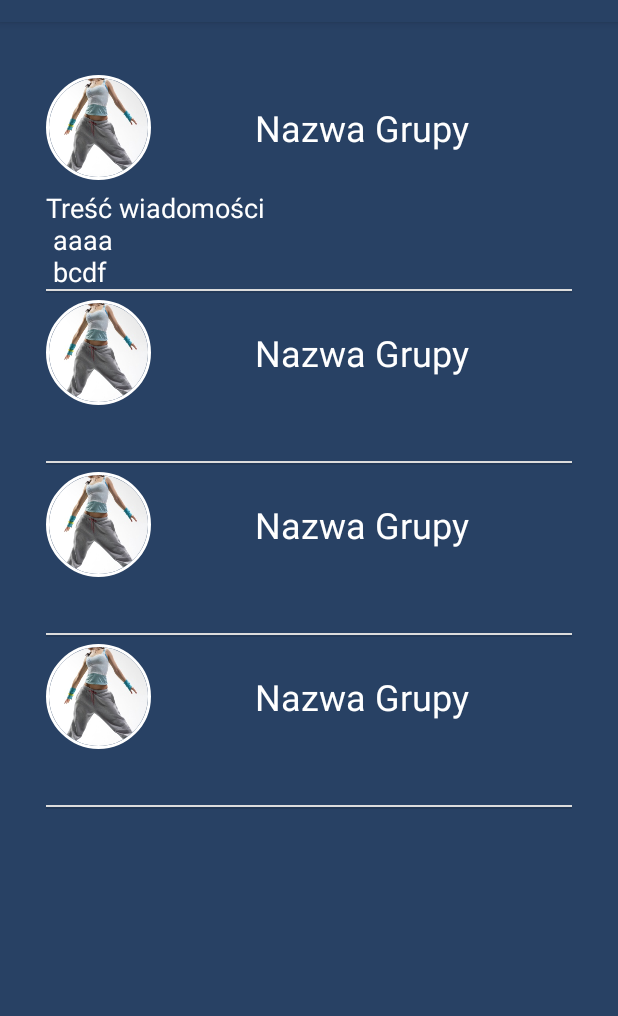
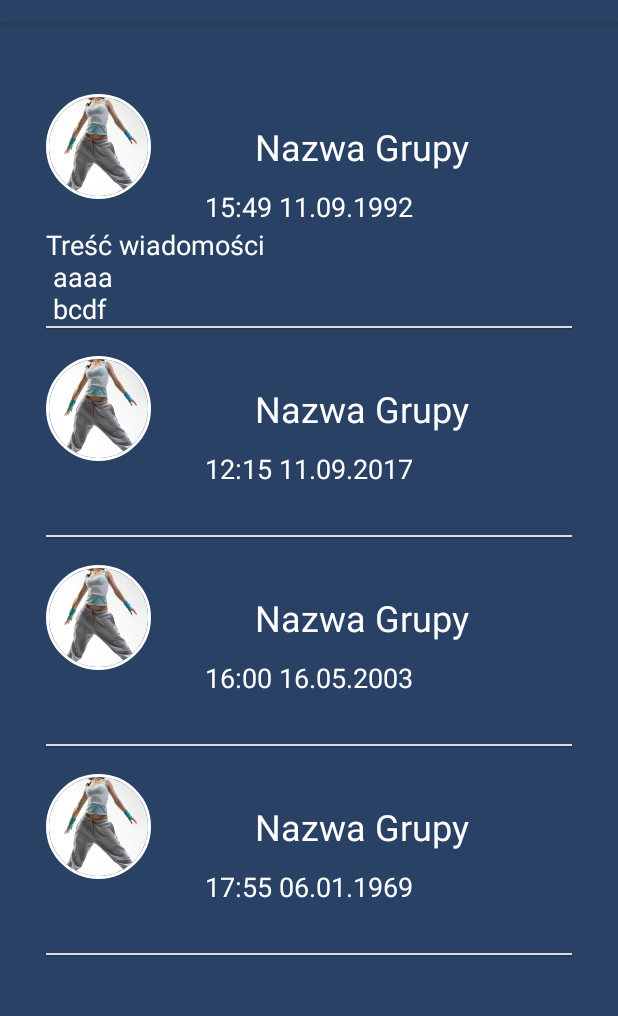
Before and after one commit to krystian111413/viva_la_salsa_messenger_app, an Android app: the fragment HistoryMessageFragment shown on its own in the app's theme, after a tap on "Nazwa Grupy", on a phone screen of 412 x 824 dp, the part 62-1078 px from its top. Run offline under Robolectric (Android 15) with nearby library versions, the phone set to English and light mode, and no system bars; our stand-ins replace CircleImageView; libraries missing offline, so code that uses them is left out: com.github.aakira.expandablelayout; plain views replace ExpandableWeightLayout; 7 statements that could not run were skipped.

Commit message:
Poprawka do podskakiwania zwijanego tekstu w widoku hostorii

```diff
--- a/app/src/main/java/com/zerter/teamconnect/HistoryMessageFragment.java
+++ b/app/src/main/java/com/zerter/teamconnect/HistoryMessageFragment.java
@@ -61,16 +61,19 @@ public class HistoryMessageFragment extends Fragment {
         team.setName("Nazwa Grupy");
         message.setTeam(team);
         message.setMessage("Treść wiadomości\n aaaa\n bcdf");
+        message.setDate("15:49 11.09.1992");
         List<Message> messageList = new ArrayList<>();
 
         messageList.add(message);
         message = new Message();
         message.setTeam(team);
         message.setMessage("asdas asd asd asd as\nasd as das d\nasd asd fsd\nsda fsdf d gdf sd \nsd gdsfg dsf gsd\nfg dsdf gsdf \nsdf sdf gsdfg sd gsd asd asd as\nasd as das dasd asd fsdsda fsdf d gdf sd sd gdsfg dsf gsd\nfg ds");
+        message.setDate("12:15 11.09.2017");
         messageList.add(message);
         message = new Message();
         message.setTeam(team);
         message.setMessage("start asd asd asd asdas asd asd asd asdas asd asd asd asdas asd asd asd asdas asd asd asd asdas asd asd asd asdas asd asd asd asdas asd asd asd asdas asd asd asd asdas asd asd asd asdas asd asd asd asdas asd asd asd asdas asd asd asd asdas asd asd asd asdas asd asd end ");
+        message.setDate("16:00 16.05.2003");
         messageList.add(message);
         message = new Message();
         message.setTeam(team);
@@ -80,6 +83,7 @@ public class HistoryMessageFragment extends Fragment {
                 "zwłaszcza znajdujących sie na czele listy, należy użyć linku „zaznacz fragmenty”\n" +
                 "i sprawdzić, czy są one przede wszystkim krótkimi frazami rozrzuconymi po całym\n" +
                 "dokumencie (w takiej sytuacji można je uznać za przypadkowe zapożyczenia), czy ");
+        message.setDate("17:55 06.01.1969");
         messageList.add(message);
 
         ListAdapterMessage listAdapterMessage = new ListAdapterMessage(getActivity(), messageList);
@@ -110,37 +114,26 @@ public class HistoryMessageFragment extends Fragment {
                     = (ExpandableWeightLayout) convertView.findViewById(R.id.expandableLayout);
             final MyTextView team = (MyTextView) convertView.findViewById(R.id.teamName);
             final MyTextView msg = (MyTextView) convertView.findViewById(R.id.messageHistory);
+            final MyTextView date = (MyTextView) convertView.findViewById(R.id.historyDate);
             if (message != null) {
                 team.setText(message.getTeam().getName());
                 msg.setText(message.getMessage());
+                date.setText(message.getDate());
             } else {
                 team.setText("n/a");
 
             }
-
             convertView.setOnClickListener(new View.OnClickListener() {
                 @Override
                 public void onClick(View view) {
-//                        msg.measure(0, 0);
                     if (msg.getVisibility() == View.GONE) {
                         msg.setVisibility(View.VISIBLE);
                     }
-
-                    int a = (int) (msg.getLineCount()) ;
-                    int b = msg.getLineHeight() ;
-                    int c = (int) (b * a) ;
-                    int h = (int) (c * 1.2) ;
-                    expandableLayout.setMinimumHeight(h);
-
                     expandableLayout.toggle();
                     expandableLayout.expand();
                     expandableLayout.collapse();
-//                    if (msg.getVisibility() == View.VISIBLE){
-//                        msg.setVisibility(View.GONE);
-//                    }
                 }
             });
-
             return convertView;
         }
     }
--- a/app/src/main/res/layout/message_item_history.xml
+++ b/app/src/main/res/layout/message_item_history.xml
@@ -33,6 +33,16 @@
             android:textSize="24sp"
             app:customFont="fonts/Oswald-Stencil.ttf"
             android:layout_centerVertical="true"/>
+        <com.zerter.teamconnect.Controlers.MyTextView
+            android:layout_width="match_parent"
+            android:layout_height="wrap_content"
+            android:layout_below="@+id/teamName"
+            android:gravity="center"
+            android:textSize="18sp"
+            android:textColor="#ffff"
+            app:customFont="fonts/Oswald-LightItalic.ttf"
+            android:layout_marginTop="10dp"
+            android:id="@+id/historyDate"/>
     </RelativeLayout>
 
     <LinearLayout
@@ -54,7 +64,7 @@
                 android:layout_height="0dp"
                 android:layout_weight="100"
                 app:ael_duration="1000"
-                app:ael_interpolator="linear">
+                app:ael_interpolator="overshoot">
 
                 <com.zerter.teamconnect.Controlers.MyTextView
                     android:id="@+id/messageHistory"
```
